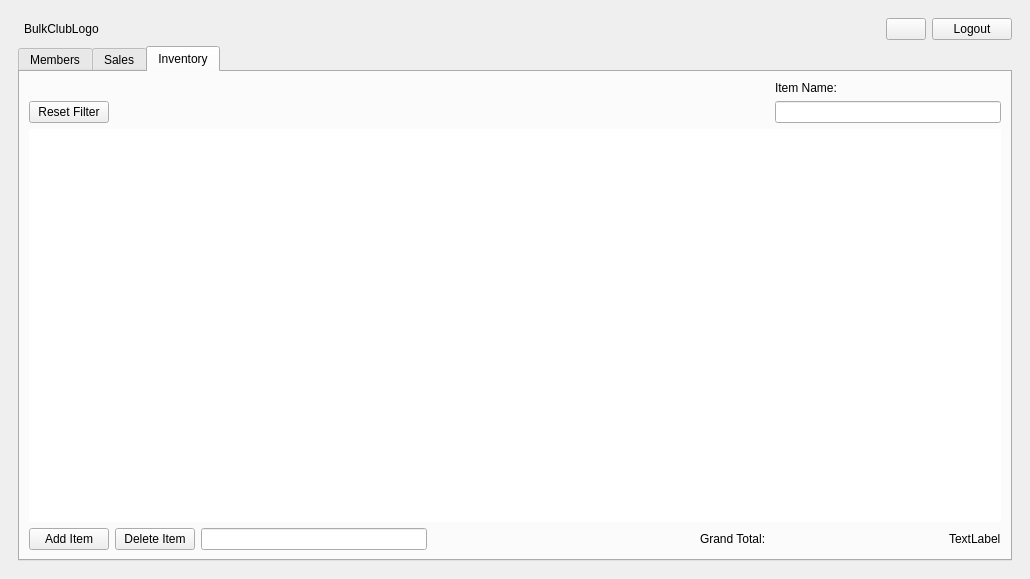
Before: the Qt Designer form BulkClub/mainwindow.ui in josharaedwards/CS1C-Project-2, drawn with Qt 5.
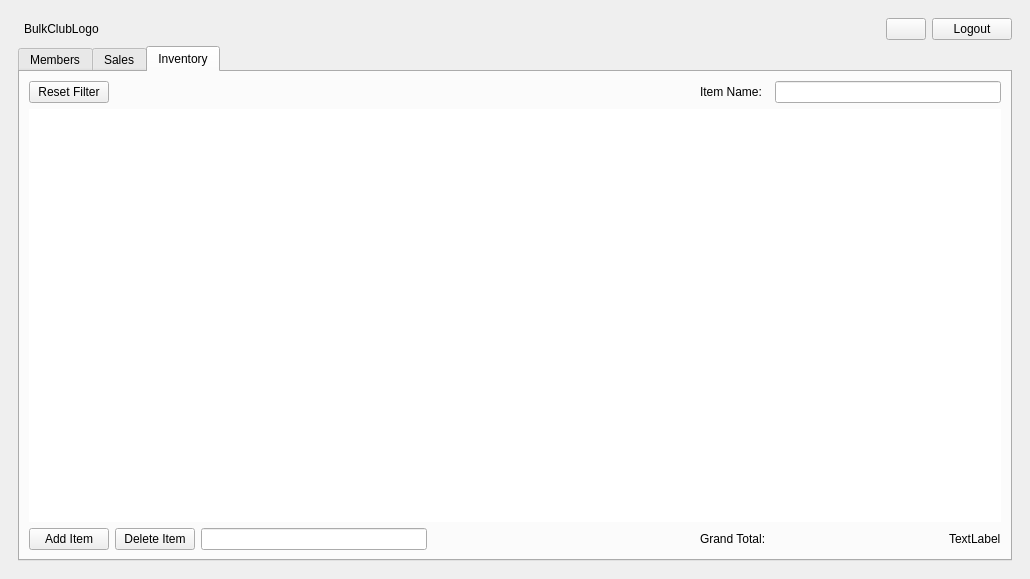
After: the same form once the commit is applied. The open tabs and pages were chosen to show the change.

What changed in the file:
```diff
--- a/BulkClub/mainwindow.ui
+++ b/BulkClub/mainwindow.ui
@@ -405,13 +405,6 @@
               </property>
              </widget>
             </item>
-            <item row="0" column="11">
-             <widget class="QLabel" name="label_3">
-              <property name="text">
-               <string>&lt;html&gt;&lt;head/&gt;&lt;body&gt;&lt;p&gt;&lt;span style=&quot; color:#000000;&quot;&gt;Item Name:&lt;/span&gt;&lt;/p&gt;&lt;/body&gt;&lt;/html&gt;</string>
-              </property>
-             </widget>
-            </item>
             <item row="3" column="0">
              <widget class="QPushButton" name="buttonAddInvItem">
               <property name="text">
@@ -470,6 +463,13 @@
               </attribute>
              </widget>
             </item>
+            <item row="1" column="10">
+             <widget class="QLabel" name="label_3">
+              <property name="text">
+               <string>&lt;html&gt;&lt;head/&gt;&lt;body&gt;&lt;p&gt;&lt;span style=&quot; color:#000000;&quot;&gt;Item Name:&lt;/span&gt;&lt;/p&gt;&lt;/body&gt;&lt;/html&gt;</string>
+              </property>
+             </widget>
+            </item>
            </layout>
           </widget>
          </widget>
```
Left out of the diff: 181 changed lines with no effect on the pictures.
